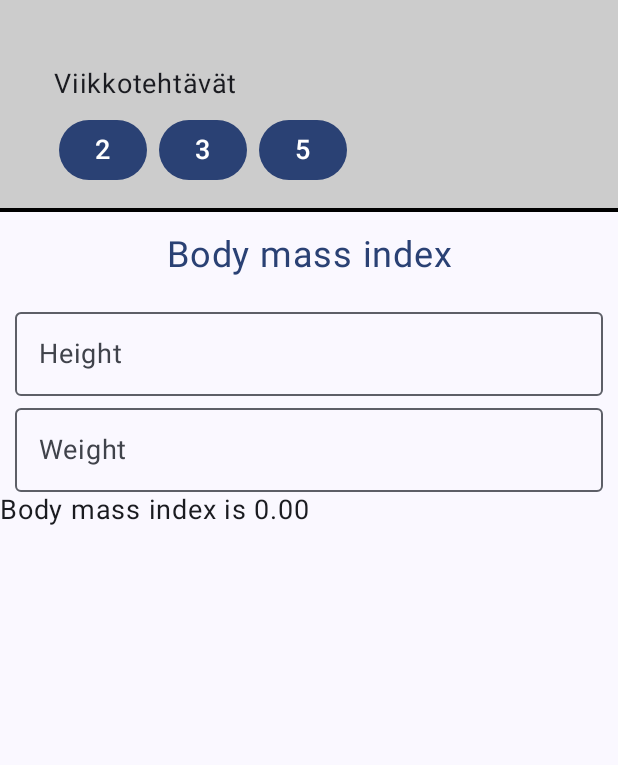
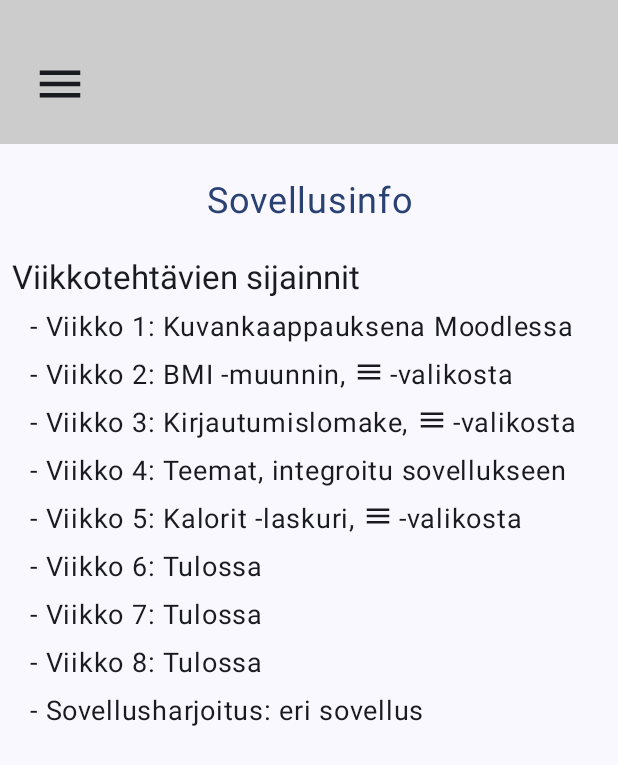
Before and after one commit to reso-kurssit/2024-Q3-Mobiiliohjelmointi, an Android app built with Jetpack Compose: the screen it shows after launch (MainActivity), on a phone screen of 412 x 824 dp. Shown: the top 765 px of the screen. Run offline under Robolectric (Android 15) with nearby library versions, the phone set to English and light mode, and no system bars.

Commit message:
hamburger -menu and homescreen

```diff
--- /dev/null
+++ b/mobiili-first/app/src/main/java/com/example/first/Home.kt
@@ -0,0 +1,86 @@
+package com.example.first
+
+import androidx.compose.foundation.layout.Arrangement
+import androidx.compose.foundation.layout.Column
+import androidx.compose.foundation.layout.Row
+import androidx.compose.foundation.layout.fillMaxWidth
+import androidx.compose.foundation.layout.padding
+import androidx.compose.foundation.layout.size
+import androidx.compose.material.icons.Icons
+import androidx.compose.material.icons.filled.Menu
+import androidx.compose.material3.Icon
+import androidx.compose.material3.Text
+import androidx.compose.ui.Modifier
+import androidx.compose.ui.res.stringResource
+import androidx.compose.ui.unit.dp
+import androidx.compose.runtime.Composable
+import androidx.navigation.NavController
+import androidx.compose.material3.MaterialTheme
+import androidx.compose.ui.platform.LocalContext
+import androidx.compose.ui.text.style.TextAlign
+import androidx.compose.ui.unit.sp
+import com.example.first.ui.theme.FirstTheme
+
+
+@Composable
+fun Home(navController: NavController) {
+
+    val textModifier = Modifier
+        .padding(horizontal = 12.dp)
+
+    Column(
+        modifier = Modifier.padding(8.dp),
+        verticalArrangement = Arrangement.spacedBy(8.dp)
+    ) {
+        Heading(title = stringResource(R.string.titleHome))
+
+        Text (text = "Viikkotehtävien sijainnit", style = MaterialTheme.typography.titleLarge)
+
+        Text (text = "- Viikko 1: Kuvankaappauksena Moodlessa", modifier = textModifier)
+
+        Row(modifier = textModifier) {
+            Text(text = "- Viikko 2: BMI -muunnin, ")
+            Icon(Icons.Filled.Menu, contentDescription = "Menu Icon", modifier = Modifier.size(20.dp))
+            Text(text = "-valikosta", modifier = Modifier.padding(start = 4.dp))
+        }
+
+        Row(modifier = textModifier) {
+            Text(text = "- Viikko 3: Kirjautumislomake, ")
+            Icon(Icons.Filled.Menu, contentDescription = "Menu Icon", modifier = Modifier.size(20.dp))
+            Text(text = "-valikosta", modifier = Modifier.padding(start = 4.dp))
+        }
+
+        Text (text = "- Viikko 4: Teemat, integroitu sovellukseen", modifier = textModifier)
+
+        Row(modifier = textModifier) {
+            Text(text = "- Viikko 5: Kalorit -laskuri, ")
+            Icon(Icons.Filled.Menu, contentDescription = "Menu Icon", modifier = Modifier.size(20.dp))
+            Text(text = "-valikosta", modifier = Modifier.padding(start = 4.dp))
+        }
+
+        Text (text = "- Viikko 6: Tulossa", modifier = textModifier)
+        Text (text = "- Viikko 7: Tulossa", modifier = textModifier)
+        Text (text = "- Viikko 8: Tulossa", modifier = textModifier)
+        Text (text = "- Sovellusharjoitus: eri sovellus", modifier = textModifier)
+    }
+}
+
+@Composable
+fun DefaultPreview() {
+    FirstTheme {
+        Home(navController = NavController(LocalContext.current))
+    }
+}
+
+@Composable
+fun Heading(title: String) {
+    Text(
+        text = title,
+        fontSize = 24.sp,
+        textAlign = TextAlign.Center,
+        color = MaterialTheme.colorScheme.primary,
+        modifier = Modifier
+            .fillMaxWidth()
+            .padding(top = 16.dp, bottom = 16.dp)
+    )
+}
--- a/mobiili-first/app/src/main/java/com/example/first/MainActivity.kt
+++ b/mobiili-first/app/src/main/java/com/example/first/MainActivity.kt
@@ -38,9 +38,10 @@ class MainActivity : ComponentActivity() {
         ) { innerPadding ->
             NavHost(
                 navController = navController,
-                startDestination = "bmi",
+                startDestination = "home",
                 Modifier.padding(innerPadding)
             ) {
+                composable("home") { Home(navController) }
                 composable("bmi") { Bmi(navController) }
                 composable("loginform") { LoginForm(navController) }
                 composable("calories") { CalorieScreen(navController) }
--- a/mobiili-first/app/src/main/java/com/example/first/NaviButtons.kt
+++ b/mobiili-first/app/src/main/java/com/example/first/NaviButtons.kt
@@ -2,69 +2,79 @@ package com.example.first
 
 import androidx.compose.foundation.background
 import androidx.compose.foundation.layout.Box
-import androidx.compose.foundation.layout.Column
-import androidx.compose.foundation.layout.Row
-import androidx.compose.foundation.layout.Spacer
 import androidx.compose.foundation.layout.fillMaxWidth
-import androidx.compose.foundation.layout.height
 import androidx.compose.foundation.layout.padding
-import androidx.compose.foundation.layout.width
-import androidx.compose.material3.Button
-import androidx.compose.material3.Text
+import androidx.compose.foundation.layout.size
+import androidx.compose.material3.DropdownMenu
+import androidx.compose.material3.DropdownMenuItem
 import androidx.compose.runtime.Composable
+import androidx.compose.runtime.mutableStateOf
 import androidx.compose.ui.Modifier
 import androidx.compose.ui.draw.drawBehind
 import androidx.compose.ui.geometry.Offset
 import androidx.compose.ui.graphics.Color
 import androidx.compose.ui.unit.dp
 import androidx.navigation.NavController
+import androidx.compose.material3.*
+import androidx.compose.material.icons.Icons
+import androidx.compose.material.icons.filled.Menu
+import androidx.compose.runtime.*
+import com.example.first.ui.theme.SolidBlue
+
 
 @Composable
 fun NaviButtons(navController: NavController) {
+    var expanded by remember { mutableStateOf(false) }
 
     Box(
         modifier = Modifier
             .fillMaxWidth()
             .padding(0.dp)
             .background(Color.LightGray)
-            .drawBehind {
-                drawLine(
-                    color = Color.Black,
-                    strokeWidth = 4f,
-                    start = Offset(0f, size.height),
-                    end = Offset(size.width, size.height)
-                )
-            }
             .padding(16.dp)
 
     ) {
+        IconButton(onClick = {expanded = true},
+            modifier = Modifier.padding(top = 16.dp)) {
+            Icon(Icons.Filled.Menu, contentDescription = "Menu",
+            modifier = Modifier
+                .size(36.dp)
+            )
+        }
 
-        Column(modifier = Modifier.run { padding(top = 28.dp).padding(horizontal = 20.dp) }) {
-            Text("Viikkotehtävät")
-            Spacer(modifier = Modifier.height(6.dp))
-            Row(
-                modifier = Modifier.padding(top = 2.dp).padding(horizontal = 3.dp)
-            ) {
+        DropdownMenu(
+            expanded = expanded,
+            onDismissRequest = { expanded = false }) {
 
-                Button(onClick = {
-                    navController.navigate("bmi")
-                }, modifier = Modifier.padding(end = 8.dp)) {
-                    Text(text = "2")
+            DropdownMenuItem(
+                { Text(text = "Alku", color = SolidBlue) },
+                onClick = { navController.navigate("home")
+                expanded = false
                 }
+            )
 
-                Button(onClick = {
-                    navController.navigate("loginform")
-                }, modifier = Modifier.padding(end = 8.dp)) {
-                    Text(text = "3")
+            DropdownMenuItem(
+                { Text(text = "Viikko 2", color = SolidBlue) },
+                onClick = { navController.navigate("bmi")
+                    expanded = false
                 }
+            )
 
-                Button(onClick = {
-                    navController.navigate("calories")
-                }) {
-                    Text(text = "5")
+            DropdownMenuItem(
+                { Text(text = "Viikko 3", color = SolidBlue) },
+                onClick = { navController.navigate("loginform")
+                    expanded = false
                 }
+            )
 
-            }
+            DropdownMenuItem(
+                { Text(text = "Viikko 5", color = SolidBlue) },
+                onClick = { navController.navigate("calories")
+                    expanded = false
+                }
+            )
+
+
         }
     }
 
--- a/mobiili-first/app/src/main/java/com/example/first/ui/theme/Type.kt
+++ b/mobiili-first/app/src/main/java/com/example/first/ui/theme/Type.kt
@@ -21,8 +21,8 @@ val Typography = Typography(
     titleLarge = TextStyle(
         fontFamily = FontFamily.Default,
         fontWeight = FontWeight.Normal,
-        fontSize = 26.sp,
-        lineHeight = 28.sp,
+        fontSize = 22.sp,
+        lineHeight = 34.sp,
         letterSpacing = 0.sp
     ),
     labelSmall = TextStyle(
--- a/mobiili-first/app/src/main/res/values/strings.xml
+++ b/mobiili-first/app/src/main/res/values/strings.xml
@@ -4,6 +4,7 @@
     <string name="body_mass_index">Body mass index</string>
     <string name="height">Height</string>
     <string name="weight">Weight</string>
+    <string name="titleHome">Sovellusinfo</string>
     <string name="titleWeek3">Login Form</string>
     <string name="titleWeek5">Calories</string>
     <string name="username">Login</string>
```
